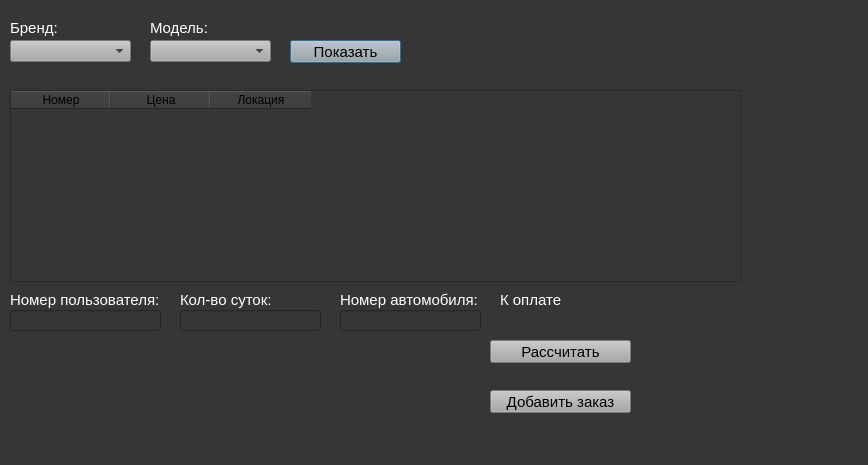
Old version of the form UI/order_add_form.ui in the repository MaximToporkov/TITAKIMURADOK.
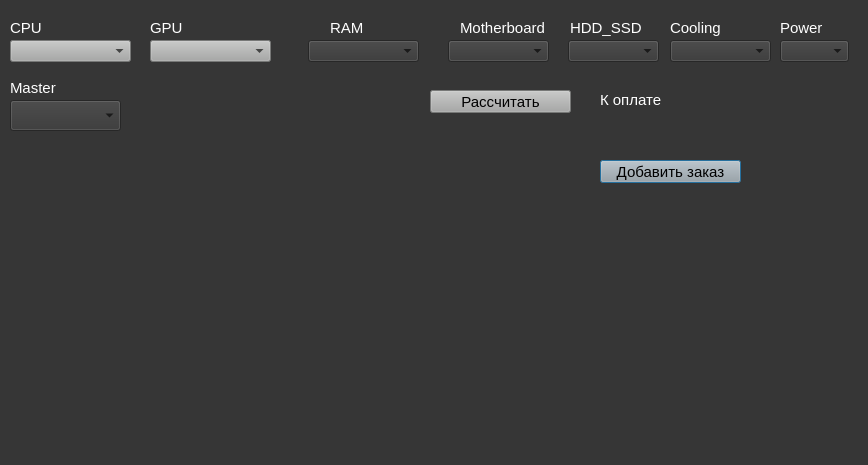
New version of the form.

```diff
--- a/UI/order_add_form.ui
+++ b/UI/order_add_form.ui
@@ -60,7 +60,7 @@
     <string notr="true">color:rgb(255, 255, 255)</string>
    </property>
    <property name="text">
-    <string>Бренд:</string>
+    <string>CPU</string>
    </property>
   </widget>
   <widget class="QLabel" name="label">
@@ -81,153 +81,14 @@
     <string notr="true">color:rgb(255, 255, 255)</string>
    </property>
    <property name="text">
-    <string>Модель:</string>
-   </property>
-  </widget>
-  <widget class="QPushButton" name="show_but">
-   <property name="geometry">
-    <rect>
-     <x>290</x>
-     <y>40</y>
-     <width>111</width>
-     <height>23</height>
-    </rect>
-   </property>
-   <property name="maximumSize">
-    <size>
-     <width>250</width>
-     <height>200</height>
-    </size>
-   </property>
-   <property name="styleSheet">
-    <string notr="true">background-color:rgb(167, 168, 167); font-size:11pt;</string>
-   </property>
-   <property name="text">
-    <string>Показать</string>
-   </property>
-  </widget>
-  <widget class="QLineEdit" name="number_user">
-   <property name="geometry">
-    <rect>
-     <x>10</x>
-     <y>310</y>
-     <width>151</width>
-     <height>21</height>
-    </rect>
-   </property>
-   <property name="font">
-    <font>
-     <pointsize>11</pointsize>
-    </font>
-   </property>
-   <property name="styleSheet">
-    <string notr="true">color:rgb(243,243,243)</string>
-   </property>
-  </widget>
-  <widget class="QLabel" name="label_2">
-   <property name="geometry">
-    <rect>
-     <x>10</x>
-     <y>290</y>
-     <width>161</width>
-     <height>20</height>
-    </rect>
-   </property>
-   <property name="font">
-    <font>
-     <pointsize>11</pointsize>
-    </font>
-   </property>
-   <property name="styleSheet">
-    <string notr="true">color:rgb(255, 255, 255)</string>
-   </property>
-   <property name="text">
-    <string>Номер пользователя:</string>
-   </property>
-  </widget>
-  <widget class="QLabel" name="label_3">
-   <property name="geometry">
-    <rect>
-     <x>180</x>
-     <y>290</y>
-     <width>161</width>
-     <height>20</height>
-    </rect>
-   </property>
-   <property name="font">
-    <font>
-     <pointsize>11</pointsize>
-    </font>
-   </property>
-   <property name="styleSheet">
-    <string notr="true">color:rgb(255, 255, 255)</string>
-   </property>
-   <property name="text">
-    <string>Кол-во суток:</string>
-   </property>
-  </widget>
-  <widget class="QLineEdit" name="cout_hour">
-   <property name="geometry">
-    <rect>
-     <x>180</x>
-     <y>310</y>
-     <width>141</width>
-     <height>21</height>
-    </rect>
-   </property>
-   <property name="font">
-    <font>
-     <pointsize>11</pointsize>
-    </font>
-   </property>
-   <property name="styleSheet">
-    <string notr="true">color:rgb(243,243,243)</string>
-   </property>
-  </widget>
-  <widget class="QLabel" name="label_4">
-   <property name="geometry">
-    <rect>
-     <x>340</x>
-     <y>290</y>
-     <width>161</width>
-     <height>20</height>
-    </rect>
-   </property>
-   <property name="font">
-    <font>
-     <pointsize>11</pointsize>
-    </font>
-   </property>
-   <property name="styleSheet">
-    <string notr="true">color:rgb(255, 255, 255)</string>
-   </property>
-   <property name="text">
-    <string>Номер автомобиля:</string>
-   </property>
-  </widget>
-  <widget class="QLineEdit" name="number_auto">
-   <property name="geometry">
-    <rect>
-     <x>340</x>
-     <y>310</y>
-     <width>141</width>
-     <height>21</height>
-    </rect>
-   </property>
-   <property name="font">
-    <font>
-     <pointsize>11</pointsize>
-    </font>
-   </property>
-   <property name="styleSheet">
-    <string notr="true">color:rgb(243,243,243)</string>
+    <string>GPU</string>
    </property>
   </widget>
   <widget class="QLabel" name="label_5">
    <property name="geometry">
     <rect>
-     <x>500</x>
-     <y>290</y>
+     <x>600</x>
+     <y>90</y>
      <width>161</width>
      <height>20</height>
     </rect>
@@ -247,8 +108,8 @@
   <widget class="QLabel" name="for_payment">
    <property name="geometry">
     <rect>
-     <x>500</x>
-     <y>310</y>
+     <x>600</x>
+     <y>120</y>
      <width>161</width>
      <height>20</height>
     </rect>
@@ -268,8 +129,8 @@
   <widget class="QPushButton" name="creat_order_but">
    <property name="geometry">
     <rect>
-     <x>490</x>
-     <y>390</y>
+     <x>600</x>
+     <y>160</y>
      <width>141</width>
      <height>23</height>
     </rect>
@@ -287,36 +148,11 @@
     <string>Добавить заказ</string>
    </property>
   </widget>
-  <widget class="QTableWidget" name="tableWidget">
-   <property name="geometry">
-    <rect>
-     <x>10</x>
-     <y>90</y>
-     <width>731</width>
-     <height>192</height>
-    </rect>
-   </property>
-   <column>
-    <property name="text">
-     <string>Номер</string>
-    </property>
-   </column>
-   <column>
-    <property name="text">
-     <string>Цена</string>
-    </property>
-   </column>
-   <column>
-    <property name="text">
-     <string>Локация</string>
-    </property>
-   </column>
-  </widget>
   <widget class="QPushButton" name="calculate">
    <property name="geometry">
     <rect>
-     <x>490</x>
-     <y>340</y>
+     <x>430</x>
+     <y>90</y>
      <width>141</width>
      <height>23</height>
     </rect>
@@ -334,6 +170,192 @@
     <string>Рассчитать</string>
    </property>
   </widget>
+  <widget class="QComboBox" name="comboBox">
+   <property name="geometry">
+    <rect>
+     <x>308</x>
+     <y>40</y>
+     <width>111</width>
+     <height>22</height>
+    </rect>
+   </property>
+  </widget>
+  <widget class="QComboBox" name="comboBox_2">
+   <property name="geometry">
+    <rect>
+     <x>448</x>
+     <y>40</y>
+     <width>101</width>
+     <height>22</height>
+    </rect>
+   </property>
+  </widget>
+  <widget class="QComboBox" name="comboBox_3">
+   <property name="geometry">
+    <rect>
+     <x>568</x>
+     <y>40</y>
+     <width>91</width>
+     <height>22</height>
+    </rect>
+   </property>
+  </widget>
+  <widget class="QComboBox" name="comboBox_4">
+   <property name="geometry">
+    <rect>
+     <x>670</x>
+     <y>40</y>
+     <width>101</width>
+     <height>22</height>
+    </rect>
+   </property>
+  </widget>
+  <widget class="QComboBox" name="comboBox_5">
+   <property name="geometry">
+    <rect>
+     <x>780</x>
+     <y>40</y>
+     <width>69</width>
+     <height>22</height>
+    </rect>
+   </property>
+  </widget>
+  <widget class="QLabel" name="brand_3">
+   <property name="geometry">
+    <rect>
+     <x>780</x>
+     <y>20</y>
+     <width>81</width>
+     <height>16</height>
+    </rect>
+   </property>
+   <property name="font">
+    <font>
+     <pointsize>11</pointsize>
+    </font>
+   </property>
+   <property name="styleSheet">
+    <string notr="true">color:rgb(255, 255, 255)</string>
+   </property>
+   <property name="text">
+    <string>Power</string>
+   </property>
+  </widget>
+  <widget class="QLabel" name="label_6">
+   <property name="geometry">
+    <rect>
+     <x>330</x>
+     <y>20</y>
+     <width>101</width>
+     <height>16</height>
+    </rect>
+   </property>
+   <property name="font">
+    <font>
+     <pointsize>11</pointsize>
+    </font>
+   </property>
+   <property name="styleSheet">
+    <string notr="true">color:rgb(255, 255, 255)</string>
+   </property>
+   <property name="text">
+    <string>RAM</string>
+   </property>
+  </widget>
+  <widget class="QLabel" name="label_7">
+   <property name="geometry">
+    <rect>
+     <x>460</x>
+     <y>20</y>
+     <width>101</width>
+     <height>16</height>
+    </rect>
+   </property>
+   <property name="font">
+    <font>
+     <pointsize>11</pointsize>
+    </font>
+   </property>
+   <property name="styleSheet">
+    <string notr="true">color:rgb(255, 255, 255)</string>
+   </property>
+   <property name="text">
+    <string>Motherboard</string>
+   </property>
+  </widget>
+  <widget class="QLabel" name="label_8">
+   <property name="geometry">
+    <rect>
+     <x>570</x>
+     <y>20</y>
+     <width>101</width>
+     <height>16</height>
+    </rect>
+   </property>
+   <property name="font">
+    <font>
+     <pointsize>11</pointsize>
+    </font>
+   </property>
+   <property name="styleSheet">
+    <string notr="true">color:rgb(255, 255, 255)</string>
+   </property>
+   <property name="text">
+    <string>HDD_SSD</string>
+   </property>
+  </widget>
+  <widget class="QLabel" name="label_9">
+   <property name="geometry">
+    <rect>
+     <x>670</x>
+     <y>20</y>
+     <width>101</width>
+     <height>16</height>
+    </rect>
+   </property>
+   <property name="font">
+    <font>
+     <pointsize>11</pointsize>
+    </font>
+   </property>
+   <property name="styleSheet">
+    <string notr="true">color:rgb(255, 255, 255)</string>
+   </property>
+   <property name="text">
+    <string>Cooling</string>
+   </property>
+  </widget>
+  <widget class="QComboBox" name="comboBox_6">
+   <property name="geometry">
+    <rect>
+     <x>10</x>
+     <y>100</y>
+     <width>111</width>
+     <height>31</height>
+    </rect>
+   </property>
+  </widget>
+  <widget class="QLabel" name="brand_4">
+   <property name="geometry">
+    <rect>
+     <x>10</x>
+     <y>80</y>
+     <width>81</width>
+     <height>16</height>
+    </rect>
+   </property>
+   <property name="font">
+    <font>
+     <pointsize>11</pointsize>
+    </font>
+   </property>
+   <property name="styleSheet">
+    <string notr="true">color:rgb(255, 255, 255)</string>
+   </property>
+   <property name="text">
+    <string>Master</string>
+   </property>
+  </widget>
  </widget>
  <resources/>
  <connections/>
```
